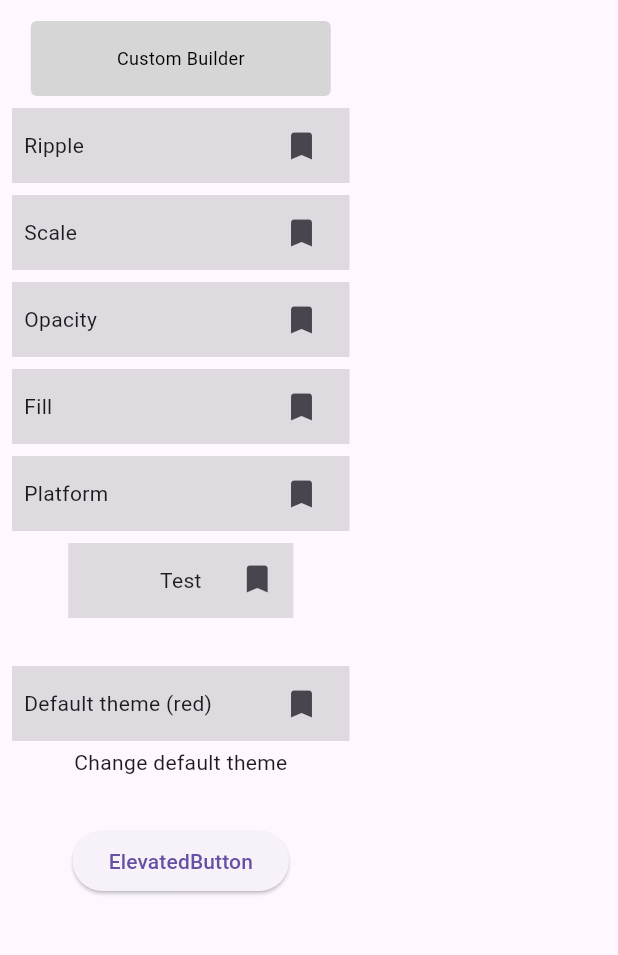
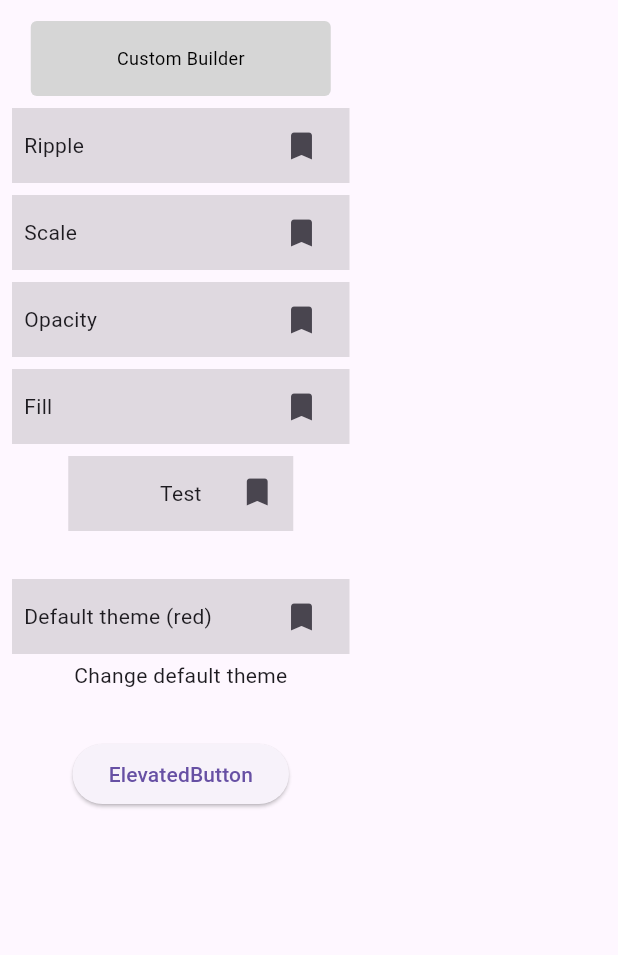
Before and after one commit to vaetas/pressable, a Flutter app: the screen it shows after launch, on a phone screen of 412 x 824 dp, the part 63-1018 px from its top. Run offline on Flutter 3.47's test engine with Material 3 defaults, Android fonts, the phone set to English and light mode, and no system bars; project files that could hold a hidden picture were left out.

Commit message:
fix: remove platform

```diff
--- a/example/lib/main.dart
+++ b/example/lib/main.dart
@@ -119,20 +119,6 @@ class _HomeScreenState extends State<HomeScreen> {
                 child: const ExampleButton(title: 'Fill'),
               ),
               const SizedBox(height: 8),
-              PressablePlatform(
-                key: ValueKey('pressable-platform'),
-                onPressed: () {
-                  print('[HomeScreen.build] Platform pressed');
-                },
-                ios: const PressableThemeRipple(),
-                android: const PressableThemeScale(),
-                macos: const PressableThemeScale(),
-                linux: const PressableThemeFill(),
-                windows: const PressableThemeOpacity(),
-                web: const PressableThemeScale(),
-                child: const ExampleButton(title: 'Platform'),
-              ),
-              const SizedBox(height: 8),
               SizedBox(
                 width: 150,
                 child: Stack(
--- a/lib/pressable.dart
+++ b/lib/pressable.dart
@@ -4,7 +4,6 @@ export 'package:pressable/src/base.dart' show kLongPressDuration;
 export 'package:pressable/src/builder.dart';
 export 'package:pressable/src/fill.dart';
 export 'package:pressable/src/opacity.dart';
-export 'package:pressable/src/platform.dart';
 export 'package:pressable/src/ripple.dart';
 export 'package:pressable/src/scale.dart';
 export 'package:pressable/src/theme/provider.dart';
--- a/lib/src/platform.dart
+++ /dev/null
@@ -1,121 +0,0 @@
-import 'dart:io' as io show Platform;
-
-import 'package:flutter/foundation.dart' show kIsWeb;
-import 'package:flutter/material.dart';
-import 'package:pressable/pressable.dart';
-
-/// Define default Widget animation for each platform.
-///
-/// Specific platform theme needs to be provided when running on the platform.
-class PressablePlatform extends StatefulWidget {
-  const PressablePlatform({
-    super.key,
-    required this.child,
-    this.onPressed,
-    this.onLongPressed,
-    this.ios,
-    this.android,
-    this.macos,
-    this.windows,
-    this.linux,
-    this.web,
-  });
-
-  final Widget child;
-  final VoidCallback? onPressed;
-  final VoidCallback? onLongPressed;
-  final PressableTheme? ios;
-  final PressableTheme? android;
-  final PressableTheme? macos;
-  final PressableTheme? windows;
-  final PressableTheme? web;
-  final PressableTheme? linux;
-
-  @override
-  State<PressablePlatform> createState() => _PressablePlatformState();
-}
-
-class _PressablePlatformState extends State<PressablePlatform> {
-  @override
-  Widget build(BuildContext context) {
-    PressableTheme? pressable;
-    if (kIsWeb) {
-      assert(widget.web != null, 'PressableTheme for web is not provided.');
-      pressable = widget.web;
-    } else {
-      if (io.Platform.isIOS) {
-        assert(widget.ios != null, 'PressableTheme for iOS is not provided.');
-        pressable = widget.ios;
-      }
-      if (io.Platform.isAndroid) {
-        assert(
-          widget.android != null,
-          'PressableTheme for Android is not provided.',
-        );
-        pressable = widget.android;
-      }
-      if (io.Platform.isMacOS) {
-        assert(
-          widget.macos != null,
-          'PressableTheme for macOS is not provided.',
-        );
-        pressable = widget.macos;
-      }
-      if (io.Platform.isWindows) {
-        assert(
-          widget.windows != null,
-          'PressableTheme for Windows is not provided.',
-        );
-        pressable = widget.windows;
-      }
-      if (io.Platform.isLinux) {
-        assert(
-          widget.linux != null,
-          'PressableTheme for Linux is not provided.',
-        );
-        pressable = widget.linux;
-      }
-    }
-
-    if (pressable == null) {
-      throw ArgumentError(
-        'PressableTheme for current platform is not provided.',
-      );
-    }
-
-    if (pressable is PressableThemeRipple) {
-      return PressableRipple(
-        onPressed: widget.onPressed,
-        onLongPressed: widget.onLongPressed,
-        theme: pressable,
-        child: widget.child,
-      );
-    }
-    if (pressable is PressableThemeScale) {
-      return PressableScale(
-        onPressed: widget.onPressed,
-        onLongPressStart: widget.onLongPressed,
-        theme: pressable,
-        child: widget.child,
-      );
-    }
-    if (pressable is PressableThemeOpacity) {
-      return PressableOpacity(
-        onPressed: widget.onPressed,
-        onLongPressStart: widget.onLongPressed,
-        theme: pressable,
-        child: widget.child,
-      );
-    }
-    if (pressable is PressableThemeFill) {
-      return PressableFill(
-        onPressed: widget.onPressed,
-        onLongPressed: widget.onLongPressed,
-        theme: pressable,
-        child: widget.child,
-      );
-    }
-
-    throw ArgumentError('PressableTheme for current platform is not provided.');
-  }
-}
```
